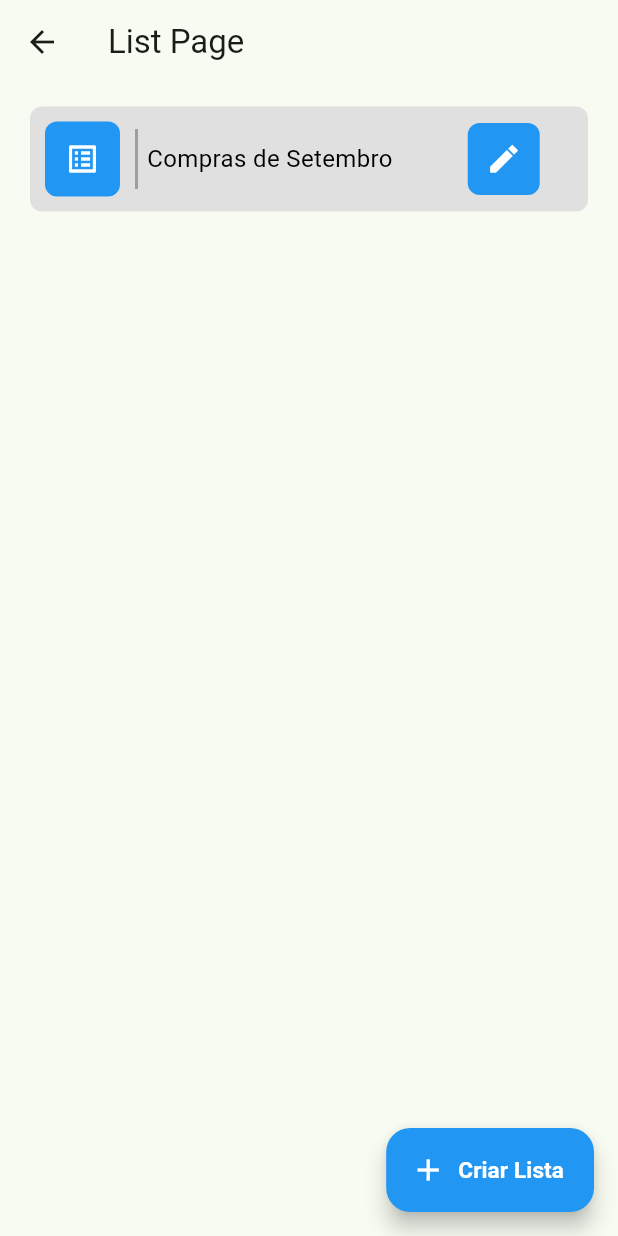
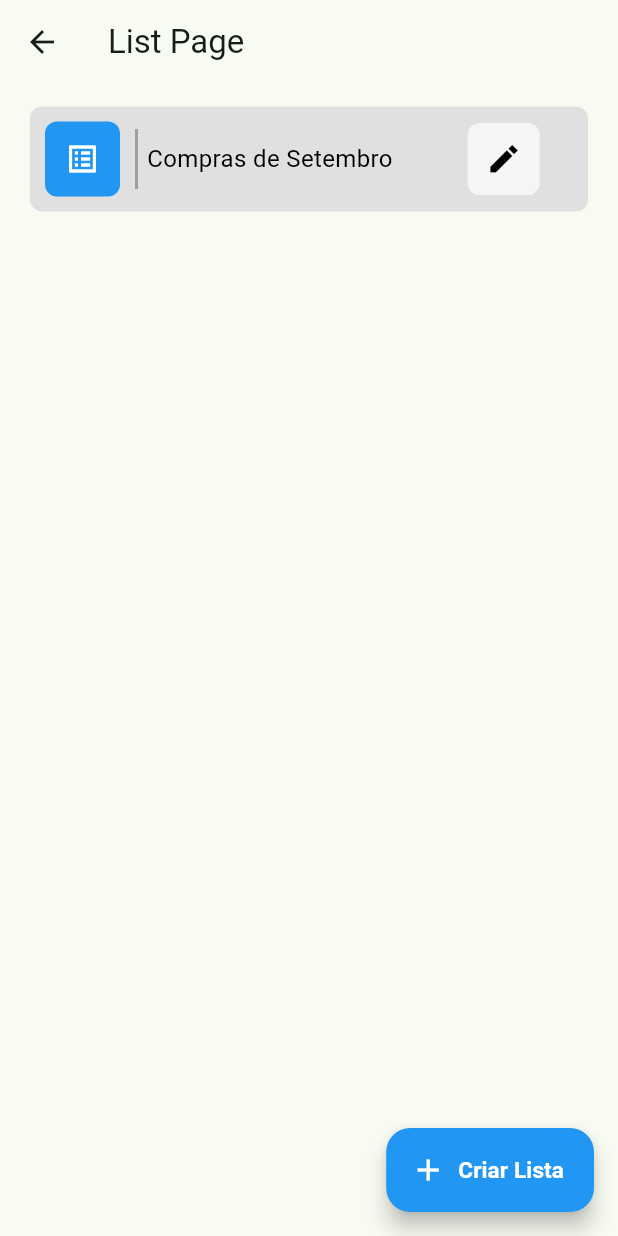
Before and after one commit to GabrielAdelino/Lista_compras, a Flutter app: the ListPage screen opened directly, on a phone screen of 412 x 824 dp. Run offline on Flutter 3.47's test engine with Material 3 defaults, Android fonts, the phone set to English and light mode, and no system bars.

Commit message:
adjustment button

```diff
--- a/lib/pages/list_page.dart
+++ b/lib/pages/list_page.dart
@@ -51,12 +51,12 @@ class ListPage extends StatelessWidget {
          SizedBox(width: 40),
       Container(
   decoration: BoxDecoration(
-    color: Colors.blue, // Cor de fundo
+    color: Colors.grey.shade100, // Cor de fundo
     borderRadius: BorderRadius.circular(8), // Arredondamento da borda
   ),
   child: IconButton(
     icon: Icon(Icons.edit_sharp,
-    color: Colors.white), // Ícone com cor branca
+    color: Colors.black), // Ícone com cor branca
     onPressed: () {
       // Ação do botão
     },
```
